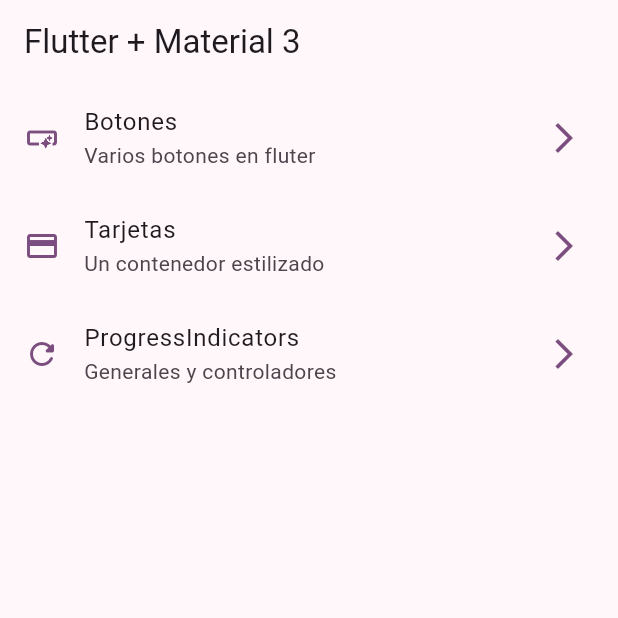
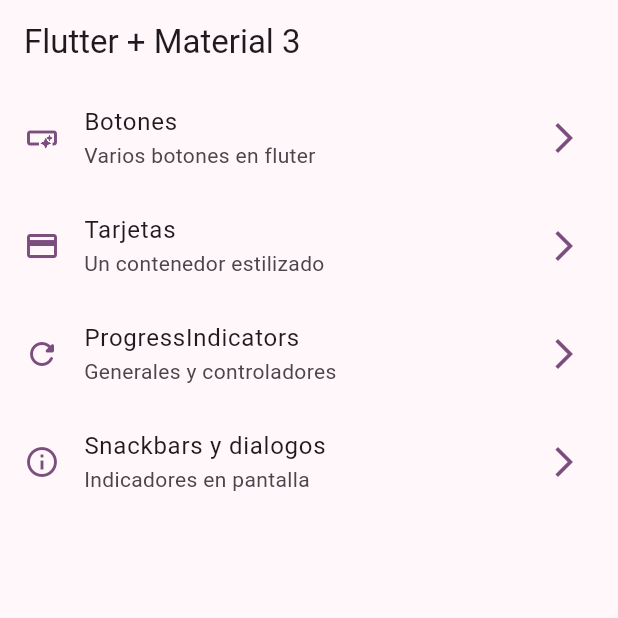
Before and after one commit to Adrian-Garcia-Cuya/widgets_app, a Flutter app: the screen it shows after launch, on a phone screen of 412 x 824 dp, the top half of it. Run offline on Flutter 3.47's test engine with Material 3 defaults, Android fonts, the phone set to English and light mode, and no system bars; our stand-ins replace go_router.

Commit message:
Snackbars dialogs terminado

```diff
--- a/lib/config/menu/menu_items.dart
+++ b/lib/config/menu/menu_items.dart
@@ -34,5 +34,11 @@ const appMenuItems = <MenuItem> [
     subTitle: 'Generales y controladores',
     link: '/progress',
     icon: Icons.refresh_rounded
+  ),
+  MenuItem(
+    title: 'Snackbars y dialogos',
+    subTitle: 'Indicadores en pantalla',
+    link: '/snackbars',
+    icon: Icons.info_outline
   )
 ];
--- a/lib/config/router/app_router.dart
+++ b/lib/config/router/app_router.dart
@@ -27,6 +27,12 @@ final appRouter = GoRouter(
       path: '/progress',
       name: ProgressScreen.name,
       builder: (context, state) => const ProgressScreen()
+    ),
+
+    GoRoute(
+      path: '/snackbars',
+      name: SnackBarScreen.name,
+      builder: (context, state) => const SnackBarScreen()
     )
 
   ]
--- a/lib/main.dart
+++ b/lib/main.dart
@@ -12,6 +12,7 @@ class MainApp extends StatelessWidget {
   @override
   Widget build(BuildContext context) {
     return MaterialApp.router(
+      title: 'Flutter Widgets',
       routerConfig: appRouter,
       debugShowCheckedModeBanner: false,
       theme: AppTheme(selectedColor: 2).getTheme(),
--- a/lib/presentation/screens/home/home_screen.dart
+++ b/lib/presentation/screens/home/home_screen.dart
@@ -1,7 +1,6 @@
 import 'package:flutter/material.dart';
 import 'package:go_router/go_router.dart';
 import 'package:widgets_app_4/config/menu/menu_items.dart';
-import 'package:widgets_app_4/presentation/screens/screens.dart';
 
 class HomeScreen extends StatelessWidget {
 
--- a/lib/presentation/screens/progress/progress_screen.dart
+++ b/lib/presentation/screens/progress/progress_screen.dart
@@ -46,7 +46,7 @@ class _ControlledProgressIndicator extends StatelessWidget {
 
   @override
   Widget build(BuildContext context) {
-    return StreamBuilder(
+    return StreamBuilder( //todo: duda sobre como funciona este widget con el que retorna.
       stream: Stream.periodic( const Duration( milliseconds: 300 ), (value) {
         return (value * 2) / 100;
       }).takeWhile((value) => value < 100),
```
Also changed, not shown: lib/presentation/screens/snackbar/snackbar_screen.dart (+68 -1 lines).
